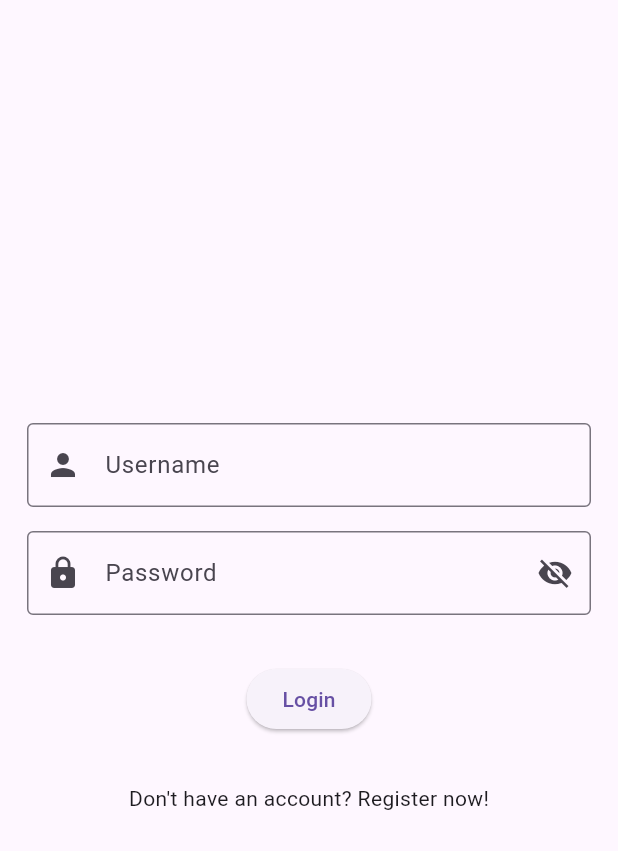
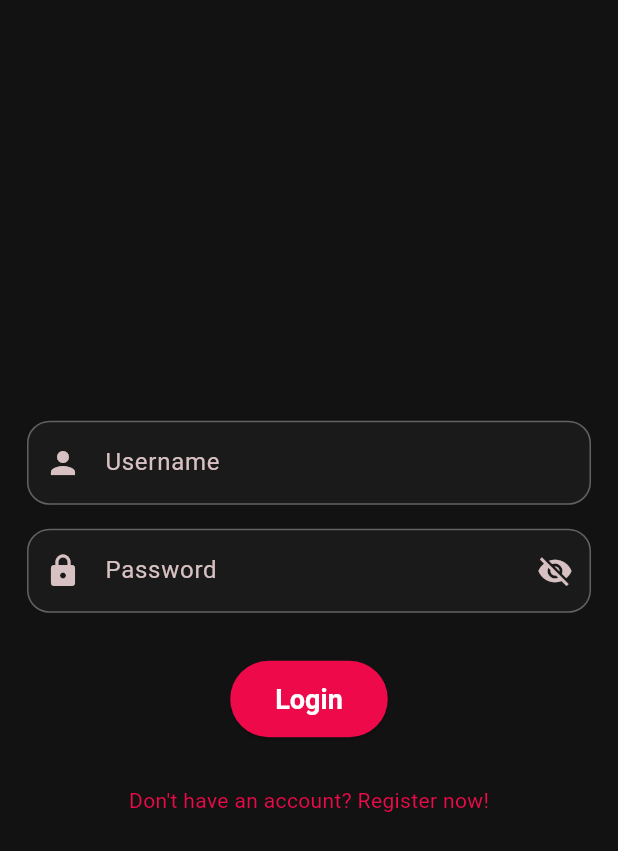
Before and after one commit to Ember018/minervia, a Flutter app: the screen it shows after launch, on a phone screen of 412 x 824 dp. Shown: the top 851 px of the screen. Run offline on Flutter 3.47's test engine with Material 3 defaults, Android fonts, the light colour scheme and no system bars; our stand-ins replace flutter_secure_storage; Roboto replaces fonts that are missing (Nunito).

Commit message:
add theme

```diff
--- a/minervia_frontend/lib/login_creen.dart
+++ b/minervia_frontend/lib/login_creen.dart
@@ -4,6 +4,7 @@ import 'package:http/http.dart' as http;
 import 'package:flutter_secure_storage/flutter_secure_storage.dart';
 import 'package:minervia_frontend/home.dart';
 import 'package:minervia_frontend/register_screen.dart';
+import 'package:minervia_frontend/theme/app_theme.dart';
 
 final _storage = FlutterSecureStorage();
 
@@ -157,6 +158,13 @@ class _LoginScreenState extends State<LoginScreen> {
     return Scaffold(
         body: Padding(
       padding: const EdgeInsets.all(18.0),
+      child: LayoutBuilder(
+          builder: (BuildContext context, BoxConstraints viewportConstraints) {
+        return SingleChildScrollView(
+          child: ConstrainedBox(
+            constraints:
+                BoxConstraints(minHeight: viewportConstraints.maxHeight),
+            child: IntrinsicHeight(
               child: Form(
                 key: _formKey,
                 child: Column(
@@ -208,7 +216,8 @@ class _LoginScreenState extends State<LoginScreen> {
                       ),
                       const SizedBox(height: 32),
                       InkWell(
-                  child: Text("Don't have an account? Register now!"),
+                          child: Text("Don't have an account? Register now!",
+                              style: TextStyle(color: AppTheme.primaryPink)),
                           onTap: () {
                             Navigator.of(context).pushAndRemoveUntil(
                               MaterialPageRoute(
@@ -218,6 +227,10 @@ class _LoginScreenState extends State<LoginScreen> {
                           }),
                     ]),
               ),
+            ),
+          ),
+        );
+      }),
     ));
   }
 }
--- a/minervia_frontend/lib/main.dart
+++ b/minervia_frontend/lib/main.dart
@@ -3,6 +3,7 @@
 import 'package:minervia_frontend/login_creen.dart';
 import 'package:minervia_frontend/register_screen.dart';
 import 'package:minervia_frontend/home.dart';
+import 'package:minervia_frontend/theme/app_theme.dart';
 
 Future<String?> getInitialRoute() async {
   final storage = FlutterSecureStorage();
@@ -29,6 +30,7 @@
   Widget build(BuildContext context) {
     return MaterialApp(
       title: "Minervia",
+      theme: AppTheme.darkTheme,
       initialRoute: initialRoute, // Set initial route
       routes: {
         // Define your routes
--- /dev/null
+++ b/minervia_frontend/lib/theme/app_theme.dart
@@ -0,0 +1,331 @@
+// lib/theme/app_theme.dart
+import 'package:flutter/material.dart';
+
+class AppTheme {
+  // --- Core Colors ---
+  static const Color primaryPink = Color(0xFFED094A); // New main color
+
+  // --- Light Theme Colors ---
+  static const Color lightSecondaryColor = Color(0xFF4ECDC4); // Fresh Teal
+  static const Color lightAccentColor = Color(0xFFFFD166); // Sunny Yellow
+  static const Color lightBackgroundColor =
+      Color(0xFFF7F7F7); // Light, clean background
+  static const Color lightTextColor = Color(0xFF333333); // Dark grey for text
+  static const Color lightCardColor = Colors.white;
+
+  // --- Dark Theme Colors ---
+  static const Color darkBackgroundColor =
+      Color(0xFF121212); // Standard dark background
+  static const Color darkSurfaceColor =
+      Color(0xFF1E1E1E); // For cards, dialogs in dark theme
+  static const Color darkTextColor =
+      Color(0xFFE0E0E0); // Light grey/white for text in dark mode
+  static const Color darkSecondaryColor =
+      Color(0xFF03DAC6); // Teal accent for dark mode (Material standard)
+  static const Color darkAccentColor =
+      Color(0xFFFFAB00); // Amber/Orange accent for dark mode
+
+  // --- Gradients (can be adjusted for dark theme if needed, or new ones created) ---
+  // Using primaryPink for primary gradients
+  static const LinearGradient primaryGradientLight = LinearGradient(
+    colors: [primaryPink, Color(0xFFFF5B8B)], // Pink to Lighter Pink
+    begin: Alignment.topLeft,
+    end: Alignment.bottomRight,
+  );
+
+  static const LinearGradient primaryGradientDark = LinearGradient(
+    colors: [primaryPink, Color(0xFFC0073A)], // Pink to Deeper Pink
+    begin: Alignment.topLeft,
+    end: Alignment.bottomRight,
+  );
+
+  static const LinearGradient secondaryGradientLight = LinearGradient(
+    colors: [lightSecondaryColor, Color(0xFF86E3CE)], // Teal to Mint
+    begin: Alignment.centerLeft,
+    end: Alignment.centerRight,
+  );
+
+  static const LinearGradient secondaryGradientDark = LinearGradient(
+    colors: [
+      darkSecondaryColor,
+      Color(0xFF00A896)
+    ], // Dark Teal to Deeper Dark Teal
+    begin: Alignment.centerLeft,
+    end: Alignment.centerRight,
+  );
+
+  // Font
+  static const String _fontFamily = 'Nunito'; // A nice rounded, playful font
+
+  // --- TextThemes (common styles, colors will be overridden by ColorScheme) ---
+  static const TextTheme _baseTextTheme = TextTheme(
+    displayLarge: TextStyle(fontSize: 48.0, fontWeight: FontWeight.bold),
+    titleLarge: TextStyle(fontSize: 24.0, fontWeight: FontWeight.bold),
+    titleMedium: TextStyle(fontSize: 20.0, fontWeight: FontWeight.w600),
+    bodyLarge: TextStyle(fontSize: 16.0),
+    bodyMedium: TextStyle(fontSize: 14.0),
+    labelLarge:
+        TextStyle(fontSize: 18.0, fontWeight: FontWeight.bold), // For buttons
+  );
+
+  static const TextStyle _snackBarContentStyle = TextStyle(
+    fontWeight: FontWeight.bold,
+    color: Colors.white,
+    fontFamily: _fontFamily,
+    fontSize: 14,
+  );
+
+  // --- Default Theme (Dark Theme) ---
+  static ThemeData get defaultTheme {
+    return darkTheme;
+  }
+
+  // --- Dark Theme Data ---
+  static ThemeData get darkTheme {
+    final colorScheme = ColorScheme.fromSeed(
+      seedColor: primaryPink,
+      brightness: Brightness.dark,
+      primary: primaryPink,
+      secondary: darkSecondaryColor,
+      background: darkBackgroundColor,
+      surface: darkSurfaceColor,
+      onPrimary: Colors.white, // Text/icon on primaryPink
+      onSecondary: Colors.black, // Text/icon on darkSecondaryColor
+      onBackground: darkTextColor,
+      onSurface: darkTextColor,
+      onError: Colors.redAccent[100], // Lighter red for dark backgrounds
+    );
+
+    return ThemeData(
+      brightness: Brightness.dark,
+      primaryColor: primaryPink,
+      scaffoldBackgroundColor: darkBackgroundColor,
+      colorScheme: colorScheme,
+      fontFamily: _fontFamily,
+      textTheme: _baseTextTheme
+          .apply(
+            bodyColor: darkTextColor,
+            displayColor: primaryPink, // Display text can use primary color
+            decorationColor: darkTextColor,
+          )
+          .copyWith(
+            titleLarge:
+                _baseTextTheme.titleLarge?.copyWith(color: darkTextColor),
+            titleMedium:
+                _baseTextTheme.titleMedium?.copyWith(color: darkTextColor),
+            bodyMedium:
+                _baseTextTheme.bodyMedium?.copyWith(color: Colors.white70),
+          ),
+      appBarTheme: AppBarTheme(
+        elevation: 0,
+        centerTitle: true,
+        backgroundColor:
+            darkSurfaceColor, // Or primaryPink for a colored AppBar
+        titleTextStyle: TextStyle(
+          fontFamily: _fontFamily,
+          fontSize: 22,
+          fontWeight: FontWeight.bold,
+          color: darkTextColor, // Text color on AppBar (if solid)
+        ),
+        iconTheme:
+            IconThemeData(color: darkTextColor), // Icons on AppBar (if solid)
+        // For gradient AppBars, set flexibleSpace and ensure title/icon colors provide contrast (often white)
+        // e.g., flexibleSpace: Container(decoration: BoxDecoration(gradient: AppTheme.primaryGradientDark)),
+        // titleTextStyle: ... color: Colors.white ..., iconTheme: IconThemeData(color: Colors.white)
+      ),
+      elevatedButtonTheme: ElevatedButtonThemeData(
+        style: ElevatedButton.styleFrom(
+          backgroundColor: primaryPink, // Main color for button background
+          foregroundColor: Colors.white, // Text color on button
+          padding: const EdgeInsets.symmetric(horizontal: 30, vertical: 15),
+          textStyle: TextStyle(
+            fontFamily: _fontFamily,
+            fontSize: 18,
+            fontWeight: FontWeight.bold,
+          ),
+          shape: RoundedRectangleBorder(
+            borderRadius: BorderRadius.circular(30.0),
+          ),
+        ),
+      ),
+      cardTheme: CardTheme(
+        elevation: 2.0, // Subtle elevation for dark theme
+        margin: const EdgeInsets.all(10.0),
+        shape: RoundedRectangleBorder(
+          borderRadius: BorderRadius.circular(20.0),
+        ),
+        color: darkSurfaceColor,
+      ),
+      inputDecorationTheme: InputDecorationTheme(
+        filled: true,
+        fillColor: darkSurfaceColor
+            .withOpacity(0.7), // Slightly different from card/bg
+        hintStyle: TextStyle(color: Colors.grey[600]),
+        border: OutlineInputBorder(
+          borderRadius: BorderRadius.circular(15.0),
+          borderSide: BorderSide.none,
+        ),
+        enabledBorder: OutlineInputBorder(
+          borderRadius: BorderRadius.circular(15.0),
+          borderSide: BorderSide(color: Colors.grey[700]!, width: 1),
+        ),
+        focusedBorder: OutlineInputBorder(
+          borderRadius: BorderRadius.circular(15.0),
+          borderSide: BorderSide(color: primaryPink, width: 2.0),
+        ),
+        contentPadding:
+            const EdgeInsets.symmetric(vertical: 16.0, horizontal: 20.0),
+      ),
+      floatingActionButtonTheme: FloatingActionButtonThemeData(
+        backgroundColor: darkAccentColor,
+        foregroundColor: Colors.black, // Text/icon on accent
+        elevation: 6.0,
+        shape: RoundedRectangleBorder(
+          borderRadius: BorderRadius.circular(16.0),
+        ),
+      ),
+      chipTheme: ChipThemeData(
+        backgroundColor: primaryPink.withOpacity(0.25),
+        disabledColor: Colors.grey.withOpacity(0.5),
+        selectedColor: primaryPink,
+        secondarySelectedColor: darkSecondaryColor,
+        padding: const EdgeInsets.symmetric(horizontal: 12.0, vertical: 8.0),
+        shape:
+            RoundedRectangleBorder(borderRadius: BorderRadius.circular(20.0)),
+        labelStyle:
+            TextStyle(color: darkTextColor, fontWeight: FontWeight.w500),
+        secondaryLabelStyle: const TextStyle(
+            color: Colors.black,
+            fontWeight: FontWeight.w500), // Text on darkSecondaryColor
+        brightness: Brightness.dark,
+      ),
+      snackBarTheme: SnackBarThemeData(
+        contentTextStyle: _snackBarContentStyle,
+        //actionTextColor: darkAccentColor,
+        behavior: SnackBarBehavior.floating,
+        shape:
+            RoundedRectangleBorder(borderRadius: BorderRadius.circular(10.0)),
+      ),
+
+      // Add other theme properties as needed
+    );
+  }
+
+  // --- Light Theme Data (kept for flexibility) ---
+  static ThemeData get lightTheme {
+    final colorScheme = ColorScheme.fromSeed(
+      seedColor: primaryPink,
+      brightness: Brightness.light,
+      primary: primaryPink,
+      secondary: lightSecondaryColor,
+      background: lightBackgroundColor,
+      surface: lightCardColor,
+      onPrimary: Colors.white,
+      onSecondary: Colors.white,
+      onBackground: lightTextColor,
+      onSurface: lightTextColor,
+      error: Colors.redAccent,
+    );
+
+    return ThemeData(
+      brightness: Brightness.light,
+      primaryColor: primaryPink,
+      scaffoldBackgroundColor: lightBackgroundColor,
+      colorScheme: colorScheme,
+      fontFamily: _fontFamily,
+      textTheme: _baseTextTheme
+          .apply(
+            bodyColor: lightTextColor,
+            displayColor: primaryPink,
+            decorationColor: lightTextColor,
+          )
+          .copyWith(
+            titleLarge:
+                _baseTextTheme.titleLarge?.copyWith(color: lightTextColor),
+            titleMedium:
+                _baseTextTheme.titleMedium?.copyWith(color: lightTextColor),
+            bodyMedium:
+                _baseTextTheme.bodyMedium?.copyWith(color: Colors.black54),
+          ),
+      appBarTheme: AppBarTheme(
+        elevation: 0,
+        centerTitle: true,
+        // backgroundColor: primaryPink, // Solid color AppBar
+        // For gradient AppBars use flexibleSpace (see example in main.dart or below)
+        titleTextStyle: TextStyle(
+          fontFamily: _fontFamily,
+          fontSize: 22,
+          fontWeight: FontWeight.bold,
+          color: Colors
+              .white, // Assuming gradient appbar, otherwise use lightTextColor
+        ),
+        iconTheme:
+            IconThemeData(color: Colors.white), // Assuming gradient appbar
+      ),
+      elevatedButtonTheme: ElevatedButtonThemeData(
+        style: ElevatedButton.styleFrom(
+          backgroundColor: primaryPink, // Use primaryPink
+          foregroundColor: Colors.white, // Text color for ElevatedButton
+          padding: const EdgeInsets.symmetric(horizontal: 30, vertical: 15),
+          textStyle: TextStyle(
+            fontFamily: _fontFamily,
+            fontSize: 18,
+            fontWeight: FontWeight.bold,
+          ),
+          shape: RoundedRectangleBorder(
+            borderRadius: BorderRadius.circular(30.0),
+          ),
+        ),
+      ),
+      cardTheme: CardTheme(
+        elevation: 4.0,
+        margin: const EdgeInsets.all(10.0),
+        shape: RoundedRectangleBorder(
+          borderRadius: BorderRadius.circular(20.0),
+        ),
+        color: lightCardColor,
+      ),
+      inputDecorationTheme: InputDecorationTheme(
+        filled: true,
+        fillColor: Colors.white.withOpacity(0.9),
+        hintStyle: TextStyle(color: Colors.grey[400]),
+        border: OutlineInputBorder(
+          borderRadius: BorderRadius.circular(15.0),
+          borderSide: BorderSide.none,
+        ),
+        enabledBorder: OutlineInputBorder(
+          borderRadius: BorderRadius.circular(15.0),
+          borderSide: BorderSide(color: Colors.grey[300]!, width: 1.5),
+        ),
+        focusedBorder: OutlineInputBorder(
+          borderRadius: BorderRadius.circular(15.0),
+          borderSide: BorderSide(color: primaryPink, width: 2.0),
+        ),
+        contentPadding:
+            const EdgeInsets.symmetric(vertical: 16.0, horizontal: 20.0),
+      ),
+      floatingActionButtonTheme: FloatingActionButtonThemeData(
+        backgroundColor: lightAccentColor,
+        foregroundColor: lightTextColor,
+        elevation: 6.0,
+        shape: RoundedRectangleBorder(
+          borderRadius: BorderRadius.circular(16.0),
+        ),
+      ),
+      chipTheme: ChipThemeData(
+        backgroundColor: lightAccentColor.withOpacity(0.2),
+        disabledColor: Colors.grey.withOpacity(0.5),
+        selectedColor: primaryPink,
+        secondarySelectedColor: lightSecondaryColor,
+        padding: const EdgeInsets.symmetric(horizontal: 12.0, vertical: 8.0),
+        shape:
+            RoundedRectangleBorder(borderRadius: BorderRadius.circular(20.0)),
+        labelStyle:
+            TextStyle(color: lightTextColor, fontWeight: FontWeight.w500),
+        secondaryLabelStyle:
+            const TextStyle(color: Colors.white, fontWeight: FontWeight.w500),
+        brightness: Brightness.light,
+      ),
+    );
+  }
+}
```
Also changed, not shown: minervia_frontend/lib/register_screen.dart (+18 -7 lines), minervia_frontend/pubspec.lock, 11 other files. Lines whose indentation alone changed are shown as unchanged.
